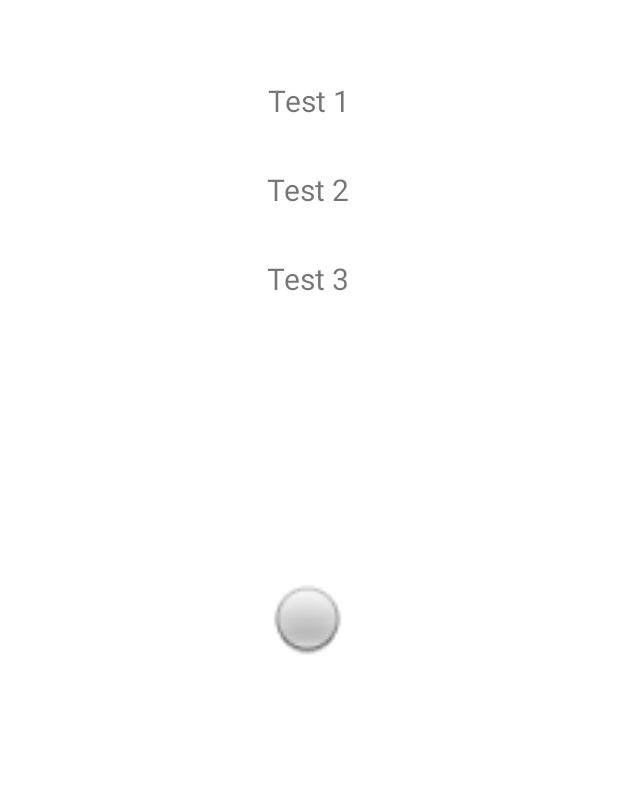
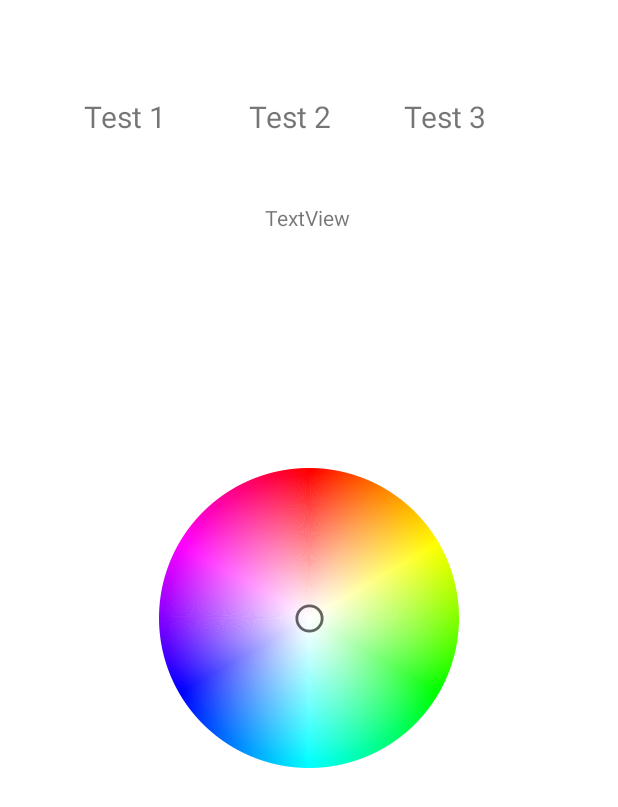
Before and after one commit to UsperX/MAMN01_HelloSensor, an Android app: the AccelerometerActivity screen opened directly, with no data from a screen before it, on a phone screen of 412 x 824 dp. Shown: the top 807 px of the screen. Run offline under Robolectric (Android 15) with nearby library versions, the phone set to English and light mode, and no system bars.

Commit message:
Added haptics and limited accel circle

```diff
--- a/app/src/main/AndroidManifest.xml
+++ b/app/src/main/AndroidManifest.xml
@@ -1,6 +1,7 @@
 <?xml version="1.0" encoding="utf-8"?>
 <manifest xmlns:android="http://schemas.android.com/apk/res/android"
     package="com.example.mamn01_hellosensor">
+    <uses-permission android:name="android.permission.VIBRATE"/>
 
     <application
         android:allowBackup="true"
--- a/app/src/main/java/com/example/mamn01_hellosensor/AccelerometerActivity.java
+++ b/app/src/main/java/com/example/mamn01_hellosensor/AccelerometerActivity.java
@@ -2,11 +2,15 @@ package com.example.mamn01_hellosensor;
 
 import androidx.appcompat.app.AppCompatActivity;
 
+import android.content.Context;
 import android.hardware.Sensor;
 import android.hardware.SensorEvent;
 import android.hardware.SensorEventListener;
 import android.hardware.SensorManager;
+import android.os.Build;
 import android.os.Bundle;
+import android.os.VibrationEffect;
+import android.os.Vibrator;
 import android.util.DisplayMetrics;
 import android.view.ViewGroup;
 import android.widget.ImageView;
@@ -18,11 +22,18 @@ public class AccelerometerActivity extends AppCompatActivity {
 
     private SensorManager sensorManager;
     private Sensor sensorAccelerometer;
+    private Vibrator vibrator;
 
-    private TextView xText, yText, zText;
-    private ImageView dotImage;
-    private float currentX, currentY, currentZ;
+    private TextView xText, yText, zText, debuggerText;
+    private ImageView dotImage, circleImage;
     private float[] floatGravity = new float[3];
+    private int centerWidth;
+    private int centerHeight;
+    private int circleCenterW;
+    private int circleCenterH;
+    private boolean rumble = false;
+    private DisplayMetrics displayMetrics;
+
 
     @Override
     protected void onCreate(Bundle savedInstanceState) {
@@ -32,12 +43,19 @@ public class AccelerometerActivity extends AppCompatActivity {
         xText = (TextView) findViewById(R.id.x_textView);
         yText = (TextView) findViewById(R.id.y_textView);
         zText = (TextView) findViewById(R.id.z_textView);
+        debuggerText = (TextView) findViewById(R.id.debbugerText);
         dotImage = (ImageView) findViewById(R.id.imageDot);
+        circleImage = (ImageView) findViewById(R.id.outerCircleImage);
 
         sensorManager = (SensorManager) getSystemService(SENSOR_SERVICE);
         sensorAccelerometer = sensorManager.getDefaultSensor(Sensor.TYPE_ACCELEROMETER);
+        vibrator = (Vibrator) getSystemService(VIBRATOR_SERVICE);
 
-        sensorManager.registerListener(sensorEventListenerAccelrometer, sensorAccelerometer, SensorManager.SENSOR_DELAY_UI);
+        displayMetrics = new DisplayMetrics();
+        getWindowManager().getDefaultDisplay().getMetrics(displayMetrics);
+
+        sensorManager.registerListener(sensorEventListenerAccelrometer, sensorAccelerometer, SensorManager.SENSOR_DELAY_GAME);
+
     }
 
     @Override
@@ -51,7 +69,7 @@ public class AccelerometerActivity extends AppCompatActivity {
     @Override
     protected void onResume() {
         super.onResume();
-        sensorManager.registerListener(sensorEventListenerAccelrometer, sensorAccelerometer, SensorManager.SENSOR_DELAY_FASTEST);
+        sensorManager.registerListener(sensorEventListenerAccelrometer, sensorAccelerometer, SensorManager.SENSOR_DELAY_GAME);
     }
 
     SensorEventListener sensorEventListenerAccelrometer = new SensorEventListener() {
@@ -63,19 +81,9 @@ public class AccelerometerActivity extends AppCompatActivity {
             floatGravity[1] = alpha * floatGravity[1] + (1-alpha) * sensorEvent.values[1];
             floatGravity[2] = alpha * floatGravity[2] + (1-alpha) * sensorEvent.values[2];
 
-
-            xText.setText("X: " + Math.round(floatGravity[0]*10.0)/10.0);
-            yText.setText("Y: " + Math.round(floatGravity[1]*10.0)/10.0);
-            zText.setText("Z: " + Math.round(floatGravity[2]*10.0)/10.0);
-
-            DisplayMetrics displayMetrics = new DisplayMetrics();
-            getWindowManager().getDefaultDisplay().getMetrics(displayMetrics);
-            int centerY = (displayMetrics.heightPixels/2) - (dotImage.getHeight()/2);
-            int centerX = (displayMetrics.widthPixels/2) - (dotImage.getWidth()/2);
-
-            dotImage.setX((float)(centerX - 25.0 * floatGravity[0]));
-            dotImage.setY((float)(centerY + 25.0 * floatGravity[1]));
-
+            setCordText();
+            moveDot();
+            rumble();
         }
 
         @Override
@@ -83,4 +91,57 @@ public class AccelerometerActivity extends AppCompatActivity {
         }
     };
 
+    public void moveDot() {
+
+        ViewGroup.LayoutParams circleParams = (ViewGroup.LayoutParams) circleImage.getLayoutParams();
+        circleParams.width = (int) (0.8 * displayMetrics.widthPixels);
+        circleParams.height = (int) (0.8 * displayMetrics.widthPixels);
+        circleImage.setLayoutParams(circleParams);
+        centerWidth = (displayMetrics.widthPixels/2) - (dotImage.getWidth()/2);
+        centerHeight = (displayMetrics.heightPixels/2)  - (dotImage.getHeight()/2);
+        circleCenterW = (displayMetrics.widthPixels/2) - (circleImage.getWidth()/2);
+        circleCenterH= (displayMetrics.heightPixels/2) - (circleImage.getHeight()/2);
+        circleImage.setX(circleCenterW);
+        circleImage.setY(circleCenterH);
+
+        double factor = (circleImage.getWidth()-(dotImage.getWidth()/2))/10;
+
+        double C_sq = Math.pow(floatGravity[0],2) + Math.pow(floatGravity[1],2);
+        circleImage.setX(circleCenterW);
+        circleImage.setY(circleCenterH);
+        if(C_sq > 25) {
+            double v = floatGravity[1]/Math.sqrt(C_sq);
+            double adjH = 5 * v;
+            double adjW = Math.sqrt(25 - (adjH * adjH));
+            if (floatGravity[0] < 0) adjW = -adjW;
+            dotImage.setX((float) (centerWidth - factor * adjW));
+            dotImage.setY((float) (centerHeight + factor * adjH));
+        } else {
+            dotImage.setX((float) (centerWidth - factor * floatGravity[0]));
+            dotImage.setY((float) (centerHeight + factor * floatGravity[1]));
+        }
+    }
+
+    public void setCordText() {
+        xText.setText("X: " + Math.round(floatGravity[0]*10.0)/10.0);
+        yText.setText("Y: " + Math.round(floatGravity[1]*10.0)/10.0);
+        zText.setText("Z: " + Math.round(floatGravity[2]*10.0)/10.0);
+    }
+
+    public void rumble() {
+        if (Build.VERSION.SDK_INT >= Build.VERSION_CODES.O) {
+            if ((Math.pow(floatGravity[0], 2) + Math.pow(floatGravity[1], 2))  > 25) {
+                if (!rumble) {
+                    vibrator.vibrate(VibrationEffect.createOneShot(10, 255));
+                    rumble = true;
+                }
+            } else {
+                rumble = false;
+            }
+        }
+    }
+
+    public void calculateColor() {
+
+    }
 }
--- a/app/src/main/res/layout/activity_accelerometer.xml
+++ b/app/src/main/res/layout/activity_accelerometer.xml
@@ -9,53 +9,67 @@
 
     <TextView
         android:id="@+id/x_textView"
-        android:layout_width="wrap_content"
-        android:layout_height="wrap_content"
-        android:layout_marginStart="16dp"
-        android:layout_marginTop="53dp"
-        android:layout_marginEnd="16dp"
+        android:layout_width="70dp"
+        android:layout_height="27dp"
+        android:layout_marginStart="56dp"
+        android:layout_marginTop="64dp"
         android:text="Test 1"
         android:textSize="20sp"
-        app:layout_constraintEnd_toEndOf="parent"
         app:layout_constraintStart_toStartOf="parent"
         app:layout_constraintTop_toTopOf="parent" />
 
     <TextView
         android:id="@+id/y_textView"
-        android:layout_width="wrap_content"
-        android:layout_height="wrap_content"
-        android:layout_marginStart="16dp"
-        android:layout_marginTop="32dp"
-        android:layout_marginEnd="16dp"
+        android:layout_width="63dp"
+        android:layout_height="27dp"
+        android:layout_marginStart="40dp"
+        android:layout_marginTop="64dp"
         android:text="Test 2"
         android:textSize="20sp"
-        app:layout_constraintEnd_toEndOf="parent"
-        app:layout_constraintHorizontal_bias="0.498"
-        app:layout_constraintStart_toStartOf="parent"
-        app:layout_constraintTop_toBottomOf="@+id/x_textView" />
+        app:layout_constraintStart_toEndOf="@+id/x_textView"
+        app:layout_constraintTop_toTopOf="parent" />
 
     <TextView
         android:id="@+id/z_textView"
         android:layout_width="wrap_content"
         android:layout_height="wrap_content"
-        android:layout_marginStart="16dp"
-        android:layout_marginTop="32dp"
-        android:layout_marginEnd="16dp"
+        android:layout_marginStart="40dp"
+        android:layout_marginTop="64dp"
         android:text="Test 3"
         android:textSize="20sp"
+        app:layout_constraintStart_toEndOf="@+id/y_textView"
+        app:layout_constraintTop_toTopOf="parent" />
+
+    <ImageView
+        android:id="@+id/imageDot"
+        android:layout_width="30dp"
+        android:layout_height="30dp"
+        android:elevation="1dp"
+        app:layout_constraintBottom_toBottomOf="parent"
+        app:layout_constraintEnd_toEndOf="parent"
+        app:layout_constraintStart_toStartOf="parent"
+        app:layout_constraintTop_toTopOf="parent"
+        app:srcCompat="?android:attr/listChoiceIndicatorSingle" />
+
+    <TextView
+        android:id="@+id/debbugerText"
+        android:layout_width="wrap_content"
+        android:layout_height="wrap_content"
+        android:layout_marginTop="44dp"
+        android:text="TextView"
         app:layout_constraintEnd_toEndOf="parent"
         app:layout_constraintHorizontal_bias="0.498"
         app:layout_constraintStart_toStartOf="parent"
         app:layout_constraintTop_toBottomOf="@+id/y_textView" />
 
     <ImageView
-        android:id="@+id/imageDot"
-        android:layout_width="55dp"
-        android:layout_height="55dp"
+        android:id="@+id/outerCircleImage"
+        android:layout_width="200dp"
+        android:layout_height="200dp"
+        android:elevation="0dp"
         app:layout_constraintBottom_toBottomOf="parent"
         app:layout_constraintEnd_toEndOf="parent"
-        app:layout_constraintHorizontal_bias="0.497"
         app:layout_constraintStart_toStartOf="parent"
         app:layout_constraintTop_toTopOf="parent"
-        app:srcCompat="@android:drawable/radiobutton_off_background" />
+        app:srcCompat="@drawable/colorcircle" />
 </androidx.constraintlayout.widget.ConstraintLayout>
--- a/app/src/main/res/layout/activity_compass.xml
+++ b/app/src/main/res/layout/activity_compass.xml
@@ -18,7 +18,6 @@
         app:layout_constraintHorizontal_bias="0.512"
         app:layout_constraintStart_toStartOf="parent"
         app:layout_constraintTop_toTopOf="parent"
-        app:layout_constraintVertical_bias="0.287"
         app:srcCompat="@drawable/compass_image" />
 
     <TextView
@@ -26,11 +25,12 @@
         android:layout_width="0dp"
         android:layout_height="wrap_content"
         android:layout_marginStart="50dp"
-        android:layout_marginTop="32dp"
+        android:layout_marginTop="76dp"
         android:layout_marginEnd="50dp"
         android:textAlignment="center"
         android:textSize="34sp"
         app:layout_constraintEnd_toEndOf="parent"
+        app:layout_constraintHorizontal_bias="0.0"
         app:layout_constraintStart_toStartOf="parent"
         app:layout_constraintTop_toTopOf="parent" />
 </androidx.constraintlayout.widget.ConstraintLayout>
```
Also changed, not shown: app/src/main/java/com/example/mamn01_hellosensor/CompassActivity.java (+25 -10 lines), app/src/main/res/drawable/colorcircle.png (added), 1 other file.
